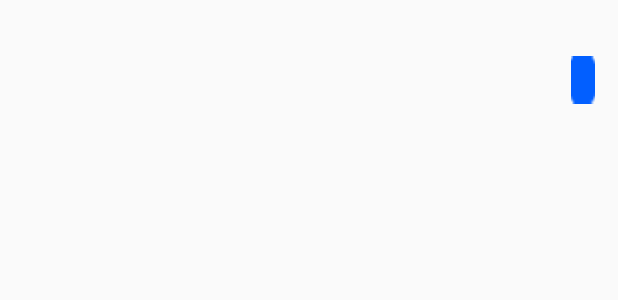
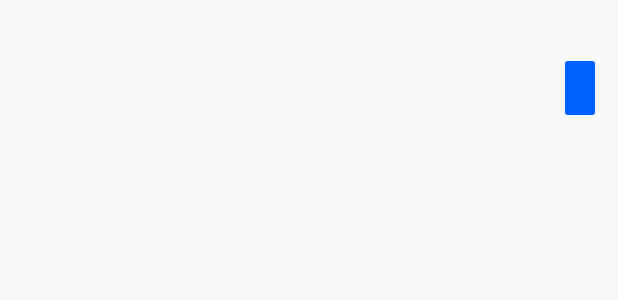
Before and after one commit to gresakrasniqi/student-chat-room, an Android app: the layout sent_messages.xml on its own in the app's theme, with its tools: preview values and no code run, on a phone screen of 412 x 824 dp. Shown: the top 300 px of the screen. Run offline under Robolectric (Android 15) with nearby library versions, the phone set to English and light mode, and no system bars.

Commit message:
Paraqitje e chatit te klikuar

```diff
--- a/app/build.gradle
+++ b/app/build.gradle
@@ -5,7 +5,7 @@ android {
     defaultConfig {
         applicationId "com.example.pramadani.projekti_v21"
         minSdkVersion 19
-        targetSdkVersion 27
+            targetSdkVersion 19
         versionCode 1
         versionName "1.0"
         testInstrumentationRunner "android.support.test.runner.AndroidJUnitRunner"
--- a/app/src/main/AndroidManifest.xml
+++ b/app/src/main/AndroidManifest.xml
@@ -13,7 +13,6 @@
         <activity android:name=".LoginActivity">
             <intent-filter>
                 <action android:name="android.intent.action.MAIN" />
-
                 <category android:name="android.intent.category.LAUNCHER" />
             </intent-filter>
         </activity>
@@ -22,6 +21,7 @@
         <activity android:name=".CreateNewChatActivity" />
         <activity android:name=".AboutUsActivity" />
         <activity android:name=".MessageActivity">
+
         </activity>
     </application>
 
--- a/app/src/main/res/layout/sent_messages.xml
+++ b/app/src/main/res/layout/sent_messages.xml
@@ -12,7 +12,7 @@
         android:layout_gravity="end"
         android:layout_marginEnd="5dp"
         android:id="@+id/sent_user"
-        android:textSize="15sp"
+        android:textSize="18sp"
         android:textStyle="normal|bold"
         android:layout_marginTop="5dp"
         android:textColor="@android:color/holo_blue_dark"
@@ -39,7 +39,8 @@
         android:background="@drawable/sent_message"
         android:layout_marginTop="5dp"
         android:layout_marginEnd="10dp"
-        android:layout_marginStart="10dp">
+        android:layout_marginStart="10dp"
+        android:layout_marginBottom="5dp">
     <TextView
         android:layout_width="wrap_content"
         android:layout_height="wrap_content"
```
Also changed, not shown: app/src/main/java/com/example/pramadani/projekti_v21/MainActivity.java (+5 -2 lines), app/src/main/java/com/example/pramadani/projekti_v21/MessageActivity.java (+10 -10 lines), app/src/main/res/layout/received_messages.xml (+7 -9 lines), app/src/main/res/drawable-xxhdpi/received_message.9.png (added), app/src/main/res/drawable-xxhdpi/received_message.png (deleted), app/src/main/res/drawable-xxhdpi/sent_message.9.png (added), app/src/main/res/drawable-xxhdpi/sent_message.png (deleted).
